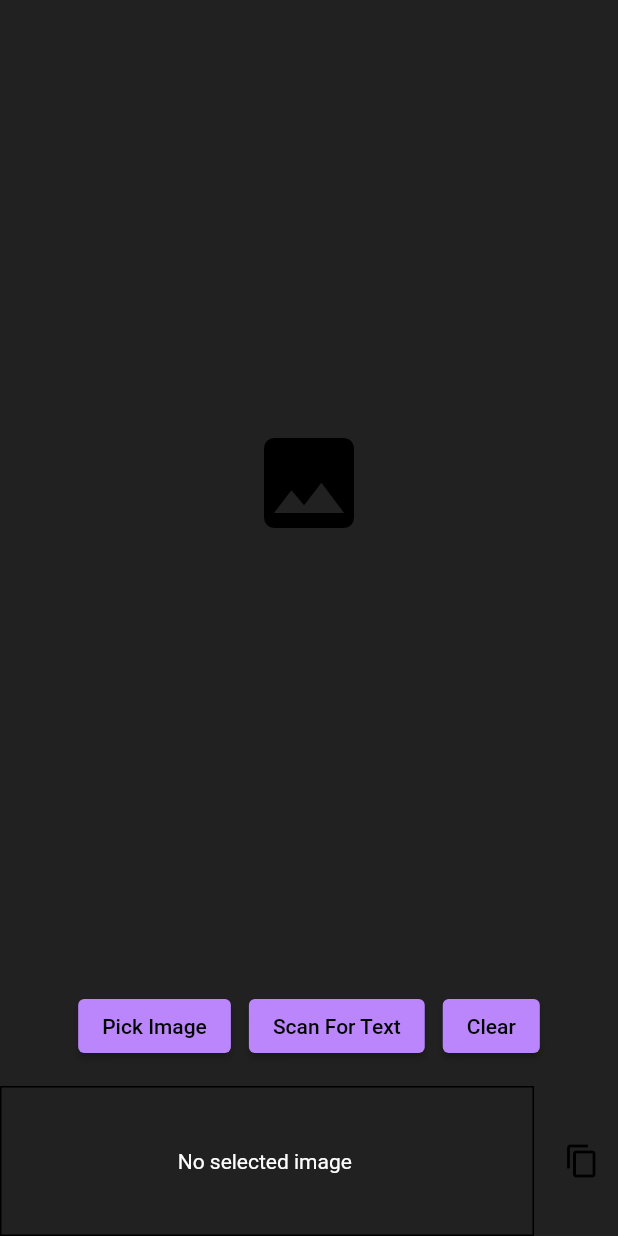
After one commit to ElijahMSmith/StudentConnectionPlatformFrontEnd, a Flutter app: the TextRecognitionWidget screen opened directly, after a tap on "Scan For Text", on a phone screen of 412 x 824 dp. The commit adds this screen. Run offline on Flutter 3.47's test engine with Material 2 defaults, Android fonts, the phone set to English and light mode, and no system bars; our stand-ins replace fluttertoast, image_cropper, image_picker, shared_preferences, socket_io_client; missing offline and left inert: autocomplete_textfield, clipboard, emoji_picker, firebase_ml_vision, profanity_filter; accounts and stored records are empty; project files that could hold a hidden picture were left out.

Commit message:
updates
organized code a bit
organized folder hierarchy

```diff
--- a/student_connection_platform_frontend/lib/Utility.dart
+++ b/student_connection_platform_frontend/lib/Utility.dart
@@ -1,10 +1,12 @@
 import 'dart:async';
 import 'dart:convert';
 import 'dart:core';
+import 'dart:io';
 import 'dart:typed_data';
 
 import 'package:flutter/material.dart';
 import 'package:shared_preferences/shared_preferences.dart';
+import 'package:firebase_ml_vision/firebase_ml_vision.dart';
 
 class SaveUtility {
   static const String IMG_KEY = "IMG_KEY";
@@ -42,3 +44,38 @@ class MyThemes {
     colorScheme: ColorScheme.light(),
   );
 }
+
+class FirebaseMLApi {
+  static Future<String> recogniseText(File imageFile) async {
+    if (imageFile == null) {
+      return 'No selected image';
+    } else {
+      final visionImage = FirebaseVisionImage.fromFile(imageFile);
+      final textRecognizer = FirebaseVision.instance.textRecognizer();
+      try {
+        final visionText = await textRecognizer.processImage(visionImage);
+        await textRecognizer.close();
+
+        final text = extractText(visionText);
+        return text.isEmpty ? 'No text found in the image' : text;
+      } catch (error) {
+        return error.toString();
+      }
+    }
+  }
+
+  static extractText(VisionText visionText) {
+    String text = '';
+
+    for (TextBlock block in visionText.blocks) {
+      for (TextLine line in block.lines) {
+        for (TextElement word in line.elements) {
+          text = text + word.text + ' ';
+        }
+        text = text + '\n';
+      }
+    }
+
+    return text;
+  }
+}
--- a/student_connection_platform_frontend/lib/main.dart
+++ b/student_connection_platform_frontend/lib/main.dart
@@ -1,12 +1,10 @@
-import 'dart:io' show Platform;
 
 import 'package:flutter/cupertino.dart';
 import 'package:flutter/material.dart';
 import 'package:provider/provider.dart';
 import 'package:student_connection_platform_frontend/Utility.dart';
-import 'package:student_connection_platform_frontend/constants.dart';
-import 'package:student_connection_platform_frontend/pages_by_leo/matchmaker_stack.dart';
-import 'package:student_connection_platform_frontend/theme_provider.dart';
+import 'package:student_connection_platform_frontend/pages_by_leo/models/matchmaker_stack.dart';
+import 'package:student_connection_platform_frontend/pages_by_leo/models/theme_provider.dart';
 import 'navigator.dart';
 import 'pages/signin.dart';
 import 'pages/signup.dart';
--- a/student_connection_platform_frontend/lib/pages_by_leo/matchmaker_stack.dart
+++ b/student_connection_platform_frontend/lib/pages_by_leo/models/matchmaker_stack.dart
@@ -1,5 +1,5 @@
 import 'package:flutter/material.dart';
-import './models/account.dart';
+import 'account.dart';
 
 class MatchMakerStack with ChangeNotifier {
   List<Account> _usersStack = [];
--- a/student_connection_platform_frontend/lib/theme_provider.dart
+++ b/student_connection_platform_frontend/lib/pages_by_leo/models/theme_provider.dart
@@ -1,7 +1,7 @@
 import 'package:flutter/cupertino.dart';
 import 'package:flutter/material.dart';
 import 'package:flutter/scheduler.dart';
-import 'package:student_connection_platform_frontend/theme_shared_prefs.dart';
+import 'package:student_connection_platform_frontend/pages_by_leo/models/theme_shared_prefs.dart';
 
 class ThemeProvider with ChangeNotifier {
   ThemeMode themeMode = ThemeMode.dark;
--- a/student_connection_platform_frontend/lib/pages_by_leo/settings.dart
+++ b/student_connection_platform_frontend/lib/pages_by_leo/settings.dart
@@ -1,6 +1,6 @@
 import 'package:flutter/material.dart';
 import 'package:provider/provider.dart';
-import 'package:student_connection_platform_frontend/theme_provider.dart';
+import 'package:student_connection_platform_frontend/pages_by_leo/models/theme_provider.dart';
 
 class Settings extends StatelessWidget {
   const Settings({Key key}) : super(key: key);
--- /dev/null
+++ b/student_connection_platform_frontend/lib/text_recog_test/controls_widget.dart
@@ -0,0 +1,35 @@
+import 'package:flutter/material.dart';
+
+class ControlsWidget extends StatelessWidget {
+  final VoidCallback onClickedPickImage;
+  final VoidCallback onClickedScanText;
+  final VoidCallback onClickedClear;
+
+  const ControlsWidget({
+    @required this.onClickedPickImage,
+    @required this.onClickedScanText,
+    @required this.onClickedClear,
+    Key key,
+  }) : super(key: key);
+
+  @override
+  Widget build(BuildContext context) => Row(
+        mainAxisAlignment: MainAxisAlignment.center,
+        children: [
+          ElevatedButton(
+            onPressed: onClickedPickImage,
+            child: Text('Pick Image'),
+          ),
+          const SizedBox(width: 12),
+          ElevatedButton(
+            onPressed: onClickedScanText,
+            child: Text('Scan For Text'),
+          ),
+          const SizedBox(width: 12),
+          ElevatedButton(
+            onPressed: onClickedClear,
+            child: Text('Clear'),
+          )
+        ],
+      );
+}
--- /dev/null
+++ b/student_connection_platform_frontend/lib/text_recog_test/text_area_widget.dart
@@ -0,0 +1,36 @@
+import 'package:flutter/material.dart';
+
+class TextAreaWidget extends StatelessWidget {
+  final String text;
+  final VoidCallback onClickedCopy;
+
+  const TextAreaWidget({
+    @required this.text,
+    @required this.onClickedCopy,
+    Key key,
+  }) : super(key: key);
+
+  @override
+  Widget build(BuildContext context) => Row(
+        children: [
+          Expanded(
+            child: Container(
+              height: 100,
+              decoration: BoxDecoration(border: Border.all()),
+              padding: EdgeInsets.all(8),
+              alignment: Alignment.center,
+              child: SelectableText(
+                text.isEmpty ? 'Scan an Image to get text' : text,
+                textAlign: TextAlign.center,
+              ),
+            ),
+          ),
+          const SizedBox(width: 8),
+          IconButton(
+            icon: Icon(Icons.copy, color: Colors.black),
+            color: Colors.grey[200],
+            onPressed: onClickedCopy,
+          ),
+        ],
+      );
+}
--- /dev/null
+++ b/student_connection_platform_frontend/lib/text_recog_test/text_recognition_widget.dart
@@ -0,0 +1,92 @@
+import 'dart:io';
+
+import 'package:clipboard/clipboard.dart';
+import 'package:flutter/material.dart';
+import 'package:image_picker/image_picker.dart';
+import 'package:student_connection_platform_frontend/text_recog_test/text_area_widget.dart';
+
+import '../Utility.dart';
+import 'controls_widget.dart';
+
+class TextRecognitionWidget extends StatefulWidget {
+  const TextRecognitionWidget({
+    Key key,
+  }) : super(key: key);
+
+  @override
+  _TextRecognitionWidgetState createState() => _TextRecognitionWidgetState();
+}
+
+class _TextRecognitionWidgetState extends State<TextRecognitionWidget> {
+  String text = '';
+  File image;
+
+  @override
+  Widget build(BuildContext context) => Scaffold(
+        body: Column(
+          children: [
+            Expanded(child: buildImage()),
+            const SizedBox(height: 16),
+            ControlsWidget(
+              onClickedPickImage: pickImage,
+              onClickedScanText: scanText,
+              onClickedClear: clear,
+            ),
+            const SizedBox(height: 16),
+            TextAreaWidget(
+              text: text,
+              onClickedCopy: copyToClipboard,
+            ),
+          ],
+        ),
+      );
+
+  Widget buildImage() => Container(
+        child: image != null
+            ? Image.file(image)
+            : Icon(Icons.photo, size: 80, color: Colors.black),
+      );
+
+  Future pickImage() async {
+    final file = await ImagePicker().getImage(source: ImageSource.gallery);
+    setImage(File(file.path));
+  }
+
+  Future scanText() async {
+    showDialog(
+        context: context,
+        builder: (_) {
+          return Center(
+            child: CircularProgressIndicator(),
+          );
+        });
+
+    final text = await FirebaseMLApi.recogniseText(image);
+    setText(text);
+
+    Navigator.of(context).pop();
+  }
+
+  void clear() {
+    setImage(null);
+    setText('');
+  }
+
+  void copyToClipboard() {
+    if (text.trim() != '') {
+      FlutterClipboard.copy(text);
+    }
+  }
+
+  void setImage(File newImage) {
+    setState(() {
+      image = newImage;
+    });
+  }
+
+  void setText(String newText) {
+    setState(() {
+      text = newText;
+    });
+  }
+}
--- a/student_connection_platform_frontend/pubspec.yaml
+++ b/student_connection_platform_frontend/pubspec.yaml
@@ -32,6 +32,9 @@ dependencies:
   # flutter_platform_widgets: ^1.9.5
   adaptive_dialog: ^1.1.0
   profanity_filter: ^2.0.0
+  # google_ml_kit: ^0.7.0
+  firebase_ml_vision: ^0.9.7
+  clipboard: ^0.1.2+8
 
 dev_dependencies:
   flutter_test:
```
Also changed, not shown: student_connection_platform_frontend/lib/pages/signin.dart (+13 -1 lines), student_connection_platform_frontend/lib/pages_by_leo/ButtonCard.dart (deleted, +0 -29 lines), student_connection_platform_frontend/lib/pages_by_leo/ReplyChains.dart (deleted, +0 -47 lines), student_connection_platform_frontend/lib/pages_by_leo/YetToAdds/about.dart (renamed from student_connection_platform_frontend/lib/pages_by_leo/about.dart, +6 -4 lines), student_connection_platform_frontend/lib/pages_by_leo/animated_card.dart (+5 -6 lines), student_connection_platform_frontend/lib/pages_by_leo/match_maker.dart (+12 -11 lines), student_connection_platform_frontend/lib/pages_by_leo/YetToAdds/DMListChatSettings.dart (renamed from student_connection_platform_frontend/lib/pages_by_leo/DMListChatSettings.dart), student_connection_platform_frontend/lib/pages_by_leo/models/theme_shared_prefs.dart (renamed from student_connection_platform_frontend/lib/theme_shared_prefs.dart), student_connection_platform_frontend/pubspec.lock, 2 other files.
